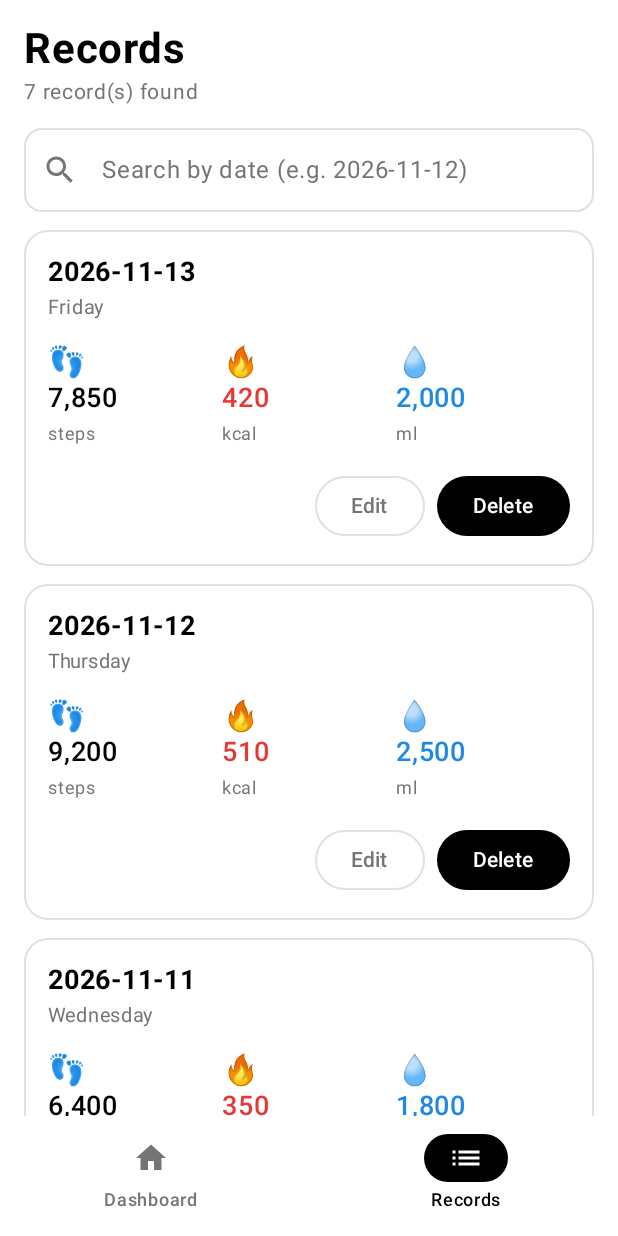
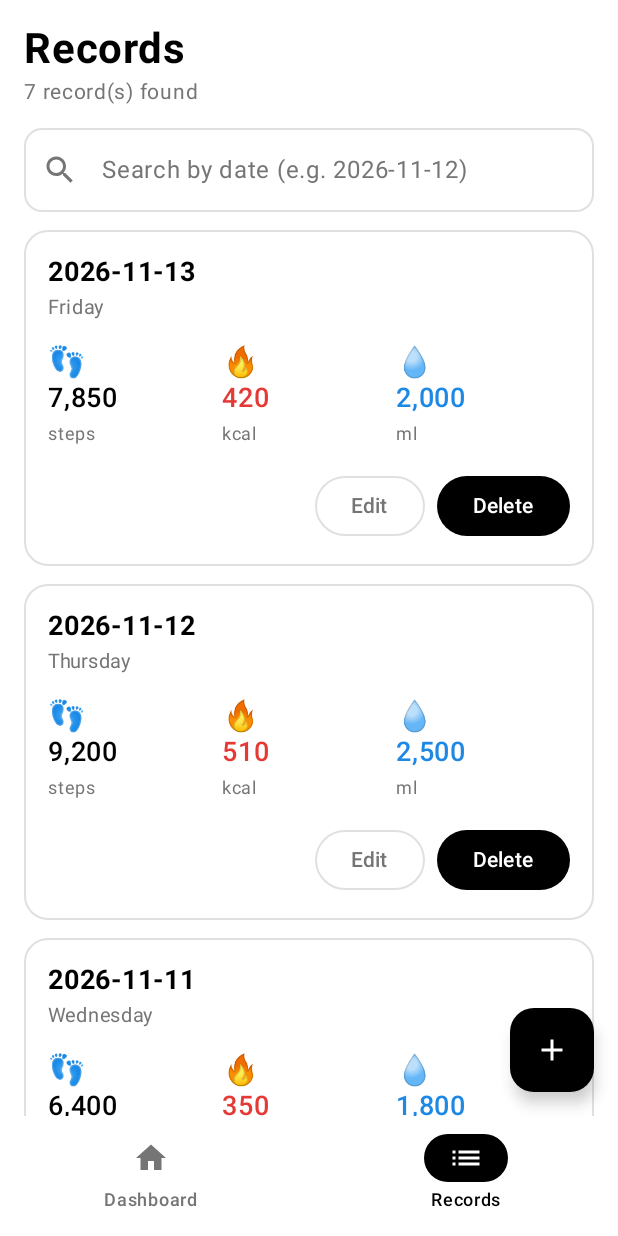
Before and after one commit to Sasarish/HealthMate, an Android app built with Jetpack Compose: the screen it shows after launch (MainActivity), item 2 of the bottom bar chosen, on a phone screen of 412 x 824 dp. Run offline under Robolectric (Android 15) with nearby library versions, the phone set to English and light mode, and no system bars.

Commit message:
Add/ edit button and form validation implemented

```diff
--- a/app/src/main/java/com/example/fitnessapp/MainActivity.kt
+++ b/app/src/main/java/com/example/fitnessapp/MainActivity.kt
@@ -4,6 +4,7 @@ import android.graphics.Color
 import android.os.Bundle
 import androidx.activity.ComponentActivity
 import androidx.activity.SystemBarStyle
+import androidx.activity.compose.BackHandler
 import androidx.activity.compose.setContent
 import androidx.activity.enableEdgeToEdge
 import androidx.activity.viewModels
@@ -11,7 +12,9 @@ import androidx.compose.foundation.layout.fillMaxSize
 import androidx.compose.foundation.layout.padding
 import androidx.compose.material.icons.Icons
 import androidx.compose.material.icons.automirrored.filled.List
+import androidx.compose.material.icons.filled.Add
 import androidx.compose.material.icons.filled.Home
+import androidx.compose.material3.FloatingActionButton
 import androidx.compose.material3.Icon
 import androidx.compose.material3.NavigationBar
 import androidx.compose.material3.NavigationBarItem
@@ -24,6 +27,7 @@ import androidx.compose.runtime.saveable.rememberSaveable
 import androidx.compose.runtime.setValue
 import androidx.compose.ui.Modifier
 import androidx.compose.ui.graphics.vector.ImageVector
+import com.example.fitnessapp.ui.screens.AddEditScreen
 import com.example.fitnessapp.ui.screens.DashboardScreen
 import com.example.fitnessapp.ui.screens.RecordListScreen
 import com.example.fitnessapp.ui.theme.AppBlack
@@ -32,23 +36,22 @@ import com.example.fitnessapp.ui.theme.FitnessAppTheme
 import com.example.fitnessapp.ui.theme.MidGrey
 import com.example.fitnessapp.viewmodel.HealthViewModel
 
-// The tabs shown in the bottom bar: a name and an icon for each one
+//Tabs under the bottom bar
 enum class Tab(val label: String, val icon: ImageVector) {
     DASHBOARD("Dashboard", Icons.Default.Home),
     RECORDS("Records", Icons.AutoMirrored.Filled.List)
 }
 
-// MainActivity is the first thing Android opens when the app starts.
+// Project initial point
 class MainActivity : ComponentActivity() {
 
-    // Create the ViewModel (Android keeps it alive while the app is open)
+    // Create the ViewModel
     private val viewModel: HealthViewModel by viewModels()
 
     override fun onCreate(savedInstanceState: Bundle?) {
         super.onCreate(savedInstanceState)
 
-        // Draw the app under the status bar, and keep the status bar icons
-        // dark so they stay visible on our white background.
+        // Displaying app under the status bar
         enableEdgeToEdge(
             statusBarStyle = SystemBarStyle.light(Color.TRANSPARENT, Color.TRANSPARENT),
             navigationBarStyle = SystemBarStyle.light(Color.TRANSPARENT, Color.TRANSPARENT)
@@ -57,14 +60,23 @@ class MainActivity : ComponentActivity() {
         setContent {
             FitnessAppTheme {
 
-                // Remembers which tab is open (it also survives screen rotation)
+                // Remember which tab is currenty open
                 var currentTab by rememberSaveable { mutableStateOf(Tab.DASHBOARD) }
+
+                // showing add/ edit forms id this condition is true
+                var showForm by rememberSaveable { mutableStateOf(false) }
+
+                // When the form is open, back button close the form
+                BackHandler(enabled = showForm) {
+                    showForm = false
+                }
 
                 Scaffold(
                     modifier = Modifier.fillMaxSize(),
 
                     // The bottom navigation bar
                     bottomBar = {
+                        if (!showForm) {
                             NavigationBar(containerColor = AppWhite) {
                                 // Create one item for every tab in the enum
                                 Tab.entries.forEach { tab ->
@@ -85,8 +97,34 @@ class MainActivity : ComponentActivity() {
                                 }
                             }
                         }
+                    },
+
+                    // open form button
+                    floatingActionButton = {
+                        if (!showForm) {
+                            FloatingActionButton(
+                                onClick = {
+                                    viewModel.selectRecord(null)   // null = add a NEW record
+                                    showForm = true
+                                },
+                                containerColor = AppBlack,
+                                contentColor = AppWhite
+                            ) {
+                                Icon(Icons.Default.Add, contentDescription = "Add record")
+                            }
+                        }
+                    }
                 ) { innerPadding ->
-                    // Show the screen that matches the selected tab
+
+                    if (showForm) {
+                        // The Add/Edit form
+                        AddEditScreen(
+                            viewModel = viewModel,
+                            onClose = { showForm = false },
+                            modifier = Modifier.padding(innerPadding)
+                        )
+                    } else {
+                        // show the screen of the selected tab
                         when (currentTab) {
                             Tab.DASHBOARD -> DashboardScreen(
                                 viewModel = viewModel,
@@ -95,7 +133,10 @@ class MainActivity : ComponentActivity() {
 
                             Tab.RECORDS -> RecordListScreen(
                                 viewModel = viewModel,
-                            onEditClick = { /* Step 6: open the edit form here */ },
+                                onEditClick = { record ->
+                                    viewModel.selectRecord(record)  // the record to edit
+                                    showForm = true
+                                },
                                 modifier = Modifier.padding(innerPadding)
                             )
                         }
@@ -104,3 +145,4 @@ class MainActivity : ComponentActivity() {
             }
         }
     }
+}
--- a/app/src/main/java/com/example/fitnessapp/ui/screens/DashboardScreen.kt
+++ b/app/src/main/java/com/example/fitnessapp/ui/screens/DashboardScreen.kt
@@ -44,7 +44,7 @@ fun DashboardScreen(viewModel: HealthViewModel, modifier: Modifier = Modifier) {
         modifier = modifier
             .fillMaxSize()
             .verticalScroll(rememberScrollState())
-            .padding(16.dp),
+            .padding(start = 16.dp, top = 16.dp, end = 16.dp, bottom = 88.dp),
         verticalArrangement = Arrangement.spacedBy(12.dp)
     ) {
 
--- a/app/src/main/java/com/example/fitnessapp/ui/screens/RecordListScreen.kt
+++ b/app/src/main/java/com/example/fitnessapp/ui/screens/RecordListScreen.kt
@@ -129,7 +129,7 @@ fun RecordListScreen(
 
             LazyColumn(
                 verticalArrangement = Arrangement.spacedBy(12.dp),
-                contentPadding = PaddingValues(bottom = 16.dp)
+                contentPadding = PaddingValues(bottom = 88.dp)
             ) {
                 items(viewModel.records, key = { it.id }) { record ->
                     RecordItem(
```
Also changed, not shown: app/src/main/java/com/example/fitnessapp/ui/screens/AddEditScreen.kt (added, +190 -0 lines), 2 other files. Lines whose indentation alone changed are shown as unchanged.
